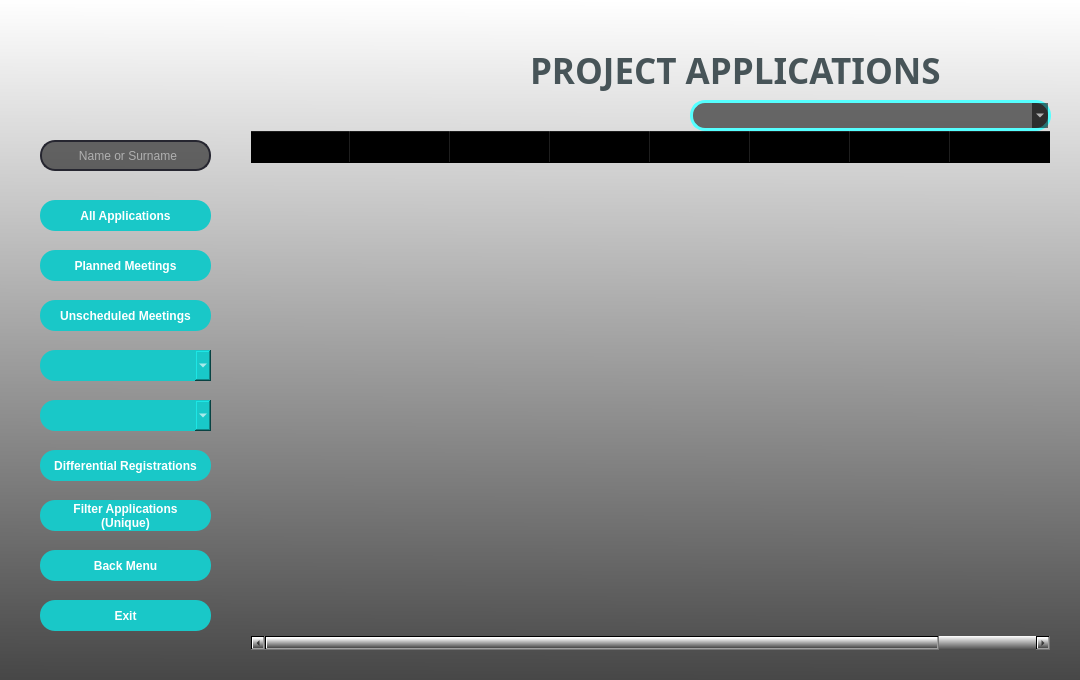
Before: the Qt Designer form UI_Files/applications_ui.ui in buyukakcali/Python-Module-Week7_CRM-Project, drawn with Qt 5.
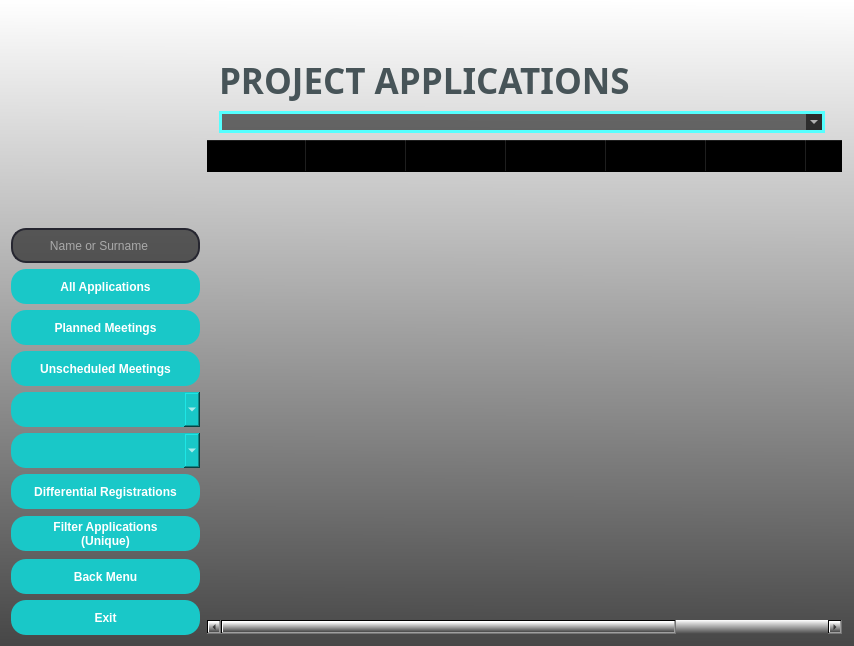
After: the same form once the commit is applied. Icons and pictures are not drawn.

The edit to the form file:
```diff
--- a/UI_Files/applications_ui.ui
+++ b/UI_Files/applications_ui.ui
@@ -6,20 +6,20 @@
    <rect>
     <x>0</x>
     <y>0</y>
-    <width>1080</width>
-    <height>680</height>
+    <width>854</width>
+    <height>646</height>
    </rect>
   </property>
   <property name="minimumSize">
    <size>
-    <width>1080</width>
-    <height>680</height>
+    <width>0</width>
+    <height>0</height>
    </size>
   </property>
   <property name="maximumSize">
    <size>
-    <width>1080</width>
-    <height>680</height>
+    <width>65000</width>
+    <height>65000</height>
    </size>
   </property>
   <property name="windowTitle">
@@ -32,310 +32,287 @@
   <property name="styleSheet">
    <string notr="true">background-color: qlineargradient(spread:pad, x1:0.489, y1:1, x2:0.494, y2:0, stop:0 rgba(71, 71, 71, 255), stop:1 rgba(255, 255, 255, 255));</string>
   </property>
-  <widget class="QPushButton" name="pushButtonAllApplications">
-   <property name="geometry">
-    <rect>
-     <x>40</x>
-     <y>200</y>
-     <width>171</width>
-     <height>31</height>
-    </rect>
-   </property>
-   <property name="font">
-    <font>
-     <family>Arial</family>
-     <bold>true</bold>
-    </font>
-   </property>
-   <property name="styleSheet">
-    <string notr="true">QPushButton{
-	border-radius : 15px;
-	background-color : rgb(25, 200, 200);
-	color: rgb(255, 255, 255);
-}
-QPushButton:hover{
-	background-color: rgb(20, 135, 135);
-    border: 2px solid rgb(162, 0, 0);
-}</string>
-   </property>
-   <property name="text">
-    <string>All Applications</string>
-   </property>
-  </widget>
-  <widget class="QLabel" name="labelLogo">
-   <property name="geometry">
-    <rect>
-     <x>270</x>
-     <y>22</y>
-     <width>261</width>
-     <height>101</height>
-    </rect>
-   </property>
-   <property name="styleSheet">
-    <string notr="true">background-color: rgba(0, 0, 0,0%);</string>
-   </property>
-   <property name="text">
-    <string/>
-   </property>
-   <property name="pixmap">
-    <pixmap>pictures/werhere_logo.ico</pixmap>
-   </property>
-  </widget>
-  <widget class="QPushButton" name="pushButtonPlannedMeetings">
-   <property name="geometry">
-    <rect>
-     <x>40</x>
-     <y>250</y>
-     <width>171</width>
-     <height>31</height>
-    </rect>
-   </property>
-   <property name="font">
-    <font>
-     <family>Arial</family>
-     <bold>true</bold>
-    </font>
-   </property>
-   <property name="styleSheet">
-    <string notr="true">QPushButton{
-	border-radius : 15px;
-	background-color : rgb(25, 200, 200);
-	color: rgb(255, 255, 255);
-}
-QPushButton:hover{
-	background-color: rgb(20, 135, 135);
-    border: 2px solid rgb(162, 0, 0);
-}</string>
-   </property>
-   <property name="text">
-    <string>Planned Meetings</string>
-   </property>
-  </widget>
-  <widget class="QPushButton" name="pushButtonUnscheduledMeeting">
-   <property name="geometry">
-    <rect>
-     <x>40</x>
-     <y>300</y>
-     <width>171</width>
-     <height>31</height>
-    </rect>
-   </property>
-   <property name="font">
-    <font>
-     <family>Arial</family>
-     <bold>true</bold>
-    </font>
-   </property>
-   <property name="styleSheet">
-    <string notr="true">QPushButton{
-	border-radius : 15px;
-	background-color : rgb(25, 200, 200);
-	color: rgb(255, 255, 255);
-}
-QPushButton:hover{
-	background-color: rgb(20, 135, 135);
-    border: 2px solid rgb(162, 0, 0);
-}</string>
-   </property>
-   <property name="text">
-    <string>Unscheduled Meetings</string>
-   </property>
-  </widget>
-  <widget class="QPushButton" name="pushButtonDifferentialRegistrations">
-   <property name="geometry">
-    <rect>
-     <x>40</x>
-     <y>450</y>
-     <width>171</width>
-     <height>31</height>
-    </rect>
-   </property>
-   <property name="font">
-    <font>
-     <family>Arial</family>
-     <bold>true</bold>
-    </font>
-   </property>
-   <property name="styleSheet">
-    <string notr="true">QPushButton{
-	border-radius : 15px;
-	background-color : rgb(25, 200, 200);
-	color: rgb(255, 255, 255);
-}
-QPushButton:hover{
-	background-color: rgb(20, 135, 135);
- border: 2px solid rgb(162, 0, 0);
-}</string>
-   </property>
-   <property name="text">
-    <string>Differential Registrations</string>
-   </property>
-  </widget>
-  <widget class="QPushButton" name="pushButtonBackMenu">
-   <property name="geometry">
-    <rect>
-     <x>40</x>
-     <y>550</y>
-     <width>171</width>
-     <height>31</height>
-    </rect>
-   </property>
-   <property name="font">
-    <font>
-     <family>Arial</family>
-     <bold>true</bold>
-    </font>
-   </property>
-   <property name="styleSheet">
-    <string notr="true">QPushButton{
-	border-radius : 15px;
-	background-color : rgb(25, 200, 200);
-	color: rgb(255, 255, 255);
-}
-QPushButton:hover{
-	background-color: rgb(20, 135, 135);
- border: 2px solid rgb(162, 0, 0);
-}</string>
-   </property>
-   <property name="text">
-    <string>Back Menu</string>
-   </property>
-  </widget>
-  <widget class="QPushButton" name="pushButtonFilterApplications">
-   <property name="geometry">
-    <rect>
-     <x>40</x>
-     <y>500</y>
-     <width>171</width>
-     <height>31</height>
-    </rect>
-   </property>
-   <property name="font">
-    <font>
-     <family>Arial</family>
-     <bold>true</bold>
-    </font>
-   </property>
-   <property name="styleSheet">
-    <string notr="true">QPushButton{
-	border-radius : 15px;
-	background-color : rgb(25, 200, 200);
-	color: rgb(255, 255, 255);
-}
-QPushButton:hover{
-	background-color: rgb(20, 135, 135);
- border: 2px solid rgb(162, 0, 0);
-}</string>
-   </property>
-   <property name="text">
-    <string>Filter Applications
-(Unique)</string>
-   </property>
-  </widget>
-  <widget class="QPushButton" name="pushButtonExit">
-   <property name="geometry">
-    <rect>
-     <x>40</x>
-     <y>600</y>
-     <width>171</width>
-     <height>31</height>
-    </rect>
-   </property>
-   <property name="font">
-    <font>
-     <family>Arial</family>
-     <bold>true</bold>
-    </font>
-   </property>
-   <property name="styleSheet">
-    <string notr="true">QPushButton{
-	border-radius : 15px;
-	background-color : rgb(25, 200, 200);
-	color: rgb(255, 255, 255);
-}
-QPushButton:hover{
-	background-color: rgb(20, 135, 135);
-    border: 2px solid rgb(162, 0, 0);
-}</string>
-   </property>
-   <property name="text">
-    <string>Exit</string>
-   </property>
-  </widget>
-  <widget class="QTableWidget" name="tableWidget">
-   <property name="geometry">
-    <rect>
-     <x>250</x>
-     <y>130</y>
-     <width>801</width>
-     <height>521</height>
-    </rect>
-   </property>
-   <property name="styleSheet">
-    <string notr="true">background-color: rgba(0, 0, 0,0%);</string>
-   </property>
-   <column>
-    <property name="text">
-     <string>Date</string>
-    </property>
-   </column>
-   <column>
-    <property name="text">
-     <string>Name Surname</string>
-    </property>
-   </column>
-   <column>
-    <property name="text">
-     <string>Mail</string>
-    </property>
-   </column>
-   <column>
-    <property name="text">
-     <string>Telephone</string>
-    </property>
-   </column>
-   <column>
-    <property name="text">
-     <string>Post Code</string>
-    </property>
-   </column>
-   <column>
-    <property name="text">
-     <string>State</string>
-    </property>
-   </column>
-   <column>
-    <property name="text">
-     <string>Status</string>
-    </property>
-   </column>
-   <column>
-    <property name="text">
-     <string>Economical 
+  <layout class="QGridLayout" name="gridLayout">
+   <item row="5" column="1" rowspan="12" colspan="6">
+    <widget class="QTableWidget" name="tableWidget">
+     <property name="styleSheet">
+      <string notr="true">background-color: rgba(0, 0, 0,0%);</string>
+     </property>
+     <column>
+      <property name="text">
+       <string>Date</string>
+      </property>
+     </column>
+     <column>
+      <property name="text">
+       <string>Name Surname</string>
+      </property>
+     </column>
+     <column>
+      <property name="text">
+       <string>Mail</string>
+      </property>
+     </column>
+     <column>
+      <property name="text">
+       <string>Telephone</string>
+      </property>
+     </column>
+     <column>
+      <property name="text">
+       <string>Post Code</string>
+      </property>
+     </column>
+     <column>
+      <property name="text">
+       <string>State</string>
+      </property>
+     </column>
+     <column>
+      <property name="text">
+       <string>Status</string>
+      </property>
+     </column>
+     <column>
+      <property name="text">
+       <string>Economical 
 Situation</string>
-    </property>
-    <property name="whatsThis">
-     <string/>
-    </property>
-   </column>
-  </widget>
-  <widget class="QLineEdit" name="lineEditSearch">
-   <property name="enabled">
-    <bool>true</bool>
-   </property>
-   <property name="geometry">
-    <rect>
-     <x>40</x>
-     <y>140</y>
-     <width>171</width>
-     <height>31</height>
-    </rect>
-   </property>
-   <property name="focusPolicy">
-    <enum>Qt::StrongFocus</enum>
-   </property>
-   <property name="styleSheet">
-    <string notr="true">QLineEdit {
+      </property>
+      <property name="whatsThis">
+       <string/>
+      </property>
+     </column>
+    </widget>
+   </item>
+   <item row="0" column="1">
+    <widget class="QLabel" name="labelLogo">
+     <property name="maximumSize">
+      <size>
+       <width>16777215</width>
+       <height>150</height>
+      </size>
+     </property>
+     <property name="styleSheet">
+      <string notr="true">background-color: rgba(0, 0, 0,0%);</string>
+     </property>
+     <property name="text">
+      <string/>
+     </property>
+     <property name="pixmap">
+      <pixmap>pictures/logo1.ico</pixmap>
+     </property>
+    </widget>
+   </item>
+   <item row="0" column="2">
+    <widget class="QLabel" name="label">
+     <property name="sizePolicy">
+      <sizepolicy hsizetype="Fixed" vsizetype="Fixed">
+       <horstretch>0</horstretch>
+       <verstretch>0</verstretch>
+      </sizepolicy>
+     </property>
+     <property name="maximumSize">
+      <size>
+       <width>16777215</width>
+       <height>150</height>
+      </size>
+     </property>
+     <property name="styleSheet">
+      <string notr="true">background-color: rgba(0, 0, 0,0%);</string>
+     </property>
+     <property name="text">
+      <string/>
+     </property>
+     <property name="pixmap">
+      <pixmap resource="pictures/a.qrc">:/logo2.png</pixmap>
+     </property>
+    </widget>
+   </item>
+   <item row="4" column="2" colspan="2">
+    <widget class="QComboBox" name="comboBoxFilterOptions">
+     <property name="styleSheet">
+      <string notr="true">border-radius : 15px;
+border: 3px solid rgb(85, 255, 255);
+background-color: rgba(0, 0, 0,55%);
+color: rgb(255, 255, 255);
+</string>
+     </property>
+    </widget>
+   </item>
+   <item row="0" column="3">
+    <spacer name="horizontalSpacer">
+     <property name="orientation">
+      <enum>Qt::Horizontal</enum>
+     </property>
+     <property name="sizeHint" stdset="0">
+      <size>
+       <width>40</width>
+       <height>20</height>
+      </size>
+     </property>
+    </spacer>
+   </item>
+   <item row="9" column="0">
+    <widget class="QPushButton" name="pushButtonPlannedMeetings">
+     <property name="minimumSize">
+      <size>
+       <width>0</width>
+       <height>35</height>
+      </size>
+     </property>
+     <property name="maximumSize">
+      <size>
+       <width>200</width>
+       <height>16777215</height>
+      </size>
+     </property>
+     <property name="font">
+      <font>
+       <family>Arial</family>
+       <weight>75</weight>
+       <bold>true</bold>
+      </font>
+     </property>
+     <property name="styleSheet">
+      <string notr="true">QPushButton{
+	border-radius : 15px;
+	background-color : rgb(25, 200, 200);
+	color: rgb(255, 255, 255);
+}
+QPushButton:hover{
+	background-color: rgb(20, 135, 135);
+    border: 2px solid rgb(162, 0, 0);
+}</string>
+     </property>
+     <property name="text">
+      <string>Planned Meetings</string>
+     </property>
+    </widget>
+   </item>
+   <item row="12" column="0">
+    <widget class="QComboBox" name="comboBoxPreviousApplications">
+     <property name="minimumSize">
+      <size>
+       <width>0</width>
+       <height>35</height>
+      </size>
+     </property>
+     <property name="maximumSize">
+      <size>
+       <width>200</width>
+       <height>16777215</height>
+      </size>
+     </property>
+     <property name="styleSheet">
+      <string notr="true">QComboBox{
+	border-radius : 15px;
+	background-color : rgb(25, 200, 200);
+	color: rgb(255, 255, 255);
+}
+QComboBox:hover{
+	border-radius : 15px;
+	background-color: rgb(20, 135, 135);
+    border: 2px solid rgb(162, 0, 0);
+}</string>
+     </property>
+    </widget>
+   </item>
+   <item row="8" column="0">
+    <widget class="QPushButton" name="pushButtonAllApplications">
+     <property name="minimumSize">
+      <size>
+       <width>0</width>
+       <height>35</height>
+      </size>
+     </property>
+     <property name="maximumSize">
+      <size>
+       <width>200</width>
+       <height>16777215</height>
+      </size>
+     </property>
+     <property name="font">
+      <font>
+       <family>Arial</family>
+       <weight>75</weight>
+       <bold>true</bold>
+      </font>
+     </property>
+     <property name="styleSheet">
+      <string notr="true">QPushButton{
+	border-radius : 15px;
+	background-color : rgb(25, 200, 200);
+	color: rgb(255, 255, 255);
+}
+QPushButton:hover{
+	background-color: rgb(20, 135, 135);
+    border: 2px solid rgb(162, 0, 0);
+}</string>
+     </property>
+     <property name="text">
+      <string>All Applications</string>
+     </property>
+    </widget>
+   </item>
+   <item row="15" column="0">
+    <widget class="QPushButton" name="pushButtonBackMenu">
+     <property name="minimumSize">
+      <size>
+       <width>0</width>
+       <height>35</height>
+      </size>
+     </property>
+     <property name="maximumSize">
+      <size>
+       <width>200</width>
+       <height>16777215</height>
+      </size>
+     </property>
+     <property name="font">
+      <font>
+       <family>Arial</family>
+       <weight>75</weight>
+       <bold>true</bold>
+      </font>
+     </property>
+     <property name="styleSheet">
+      <string notr="true">QPushButton{
+	border-radius : 15px;
+	background-color : rgb(25, 200, 200);
+	color: rgb(255, 255, 255);
+}
+QPushButton:hover{
+	background-color: rgb(20, 135, 135);
+ border: 2px solid rgb(162, 0, 0);
+}</string>
+     </property>
+     <property name="text">
+      <string>Back Menu</string>
+     </property>
+    </widget>
+   </item>
+   <item row="7" column="0">
+    <widget class="QLineEdit" name="lineEditSearch">
+     <property name="enabled">
+      <bool>true</bool>
+     </property>
+     <property name="minimumSize">
+      <size>
+       <width>0</width>
+       <height>35</height>
+      </size>
+     </property>
+     <property name="maximumSize">
+      <size>
+       <width>200</width>
+       <height>16777215</height>
+      </size>
+     </property>
+     <property name="focusPolicy">
+      <enum>Qt::StrongFocus</enum>
+     </property>
+     <property name="styleSheet">
+      <string notr="true">QLineEdit {
   border: 2px solid rgb(38, 38, 48);
   border-radius: 15px;
   color: #FFF;
@@ -358,121 +335,264 @@
 
 
 </string>
-   </property>
-   <property name="text">
-    <string/>
-   </property>
-   <property name="placeholderText">
-    <string>      Name or Surname</string>
-   </property>
-  </widget>
-  <widget class="QLabel" name="labelProjectApplications">
-   <property name="geometry">
-    <rect>
-     <x>530</x>
-     <y>50</y>
-     <width>491</width>
-     <height>41</height>
-    </rect>
-   </property>
-   <property name="font">
-    <font>
-     <family>Arial Black</family>
-     <pointsize>26</pointsize>
-     <bold>true</bold>
-    </font>
-   </property>
-   <property name="styleSheet">
-    <string notr="true">background-color: rgba(0, 0, 0,0%);
+     </property>
+     <property name="text">
+      <string/>
+     </property>
+     <property name="placeholderText">
+      <string>      Name or Surname</string>
+     </property>
+    </widget>
+   </item>
+   <item row="14" column="0" alignment="Qt::AlignVCenter">
+    <widget class="QPushButton" name="pushButtonFilterApplications">
+     <property name="minimumSize">
+      <size>
+       <width>0</width>
+       <height>35</height>
+      </size>
+     </property>
+     <property name="maximumSize">
+      <size>
+       <width>200</width>
+       <height>16777215</height>
+      </size>
+     </property>
+     <property name="font">
+      <font>
+       <family>Arial</family>
+       <weight>75</weight>
+       <bold>true</bold>
+      </font>
+     </property>
+     <property name="styleSheet">
+      <string notr="true">QPushButton{
+	border-radius : 15px;
+	background-color : rgb(25, 200, 200);
+	color: rgb(255, 255, 255);
+}
+QPushButton:hover{
+	background-color: rgb(20, 135, 135);
+ border: 2px solid rgb(162, 0, 0);
+}</string>
+     </property>
+     <property name="text">
+      <string>Filter Applications
+(Unique)</string>
+     </property>
+    </widget>
+   </item>
+   <item row="0" column="0" rowspan="2" alignment="Qt::AlignLeft|Qt::AlignTop">
+    <widget class="QLabel" name="labelPicture">
+     <property name="sizePolicy">
+      <sizepolicy hsizetype="Fixed" vsizetype="Fixed">
+       <horstretch>0</horstretch>
+       <verstretch>0</verstretch>
+      </sizepolicy>
+     </property>
+     <property name="minimumSize">
+      <size>
+       <width>0</width>
+       <height>0</height>
+      </size>
+     </property>
+     <property name="maximumSize">
+      <size>
+       <width>150</width>
+       <height>150</height>
+      </size>
+     </property>
+     <property name="styleSheet">
+      <string notr="true">background-color: rgba(0, 0, 0,0%);</string>
+     </property>
+     <property name="text">
+      <string/>
+     </property>
+     <property name="pixmap">
+      <pixmap>pictures/project_app.png</pixmap>
+     </property>
+     <property name="scaledContents">
+      <bool>true</bool>
+     </property>
+    </widget>
+   </item>
+   <item row="11" column="0">
+    <widget class="QComboBox" name="comboBoxDuplicatedApplications">
+     <property name="minimumSize">
+      <size>
+       <width>0</width>
+       <height>35</height>
+      </size>
+     </property>
+     <property name="maximumSize">
+      <size>
+       <width>200</width>
+       <height>16777215</height>
+      </size>
+     </property>
+     <property name="styleSheet">
+      <string notr="true">QComboBox{
+	border-radius : 15px;
+	background-color : rgb(25, 200, 200);
+	color: rgb(255, 255, 255);
+}
+QComboBox:hover{
+	border-radius : 15px;
+	background-color: rgb(20, 135, 135);
+    border: 2px solid rgb(162, 0, 0);
+}</string>
+     </property>
+    </widget>
+   </item>
+   <item row="10" column="0">
+    <widget class="QPushButton" name="pushButtonUnscheduledMeeting">
+     <property name="minimumSize">
+      <size>
+       <width>0</width>
+       <height>35</height>
+      </size>
+     </property>
+     <property name="maximumSize">
+      <size>
+       <width>200</width>
+       <height>16777215</height>
+      </size>
+     </property>
+     <property name="font">
+      <font>
+       <family>Arial</family>
+       <weight>75</weight>
+       <bold>true</bold>
+      </font>
+     </property>
+     <property name="styleSheet">
+      <string notr="true">QPushButton{
+	border-radius : 15px;
+	background-color : rgb(25, 200, 200);
+	color: rgb(255, 255, 255);
+}
+QPushButton:hover{
+	background-color: rgb(20, 135, 135);
+    border: 2px solid rgb(162, 0, 0);
+}</string>
+     </property>
+     <property name="text">
+      <string>Unscheduled Meetings</string>
+     </property>
+    </widget>
+   </item>
+   <item row="16" column="0">
+    <widget class="QPushButton" name="pushButtonExit">
+     <property name="minimumSize">
+      <size>
+       <width>0</width>
+       <height>35</height>
+      </size>
+     </property>
+     <property name="maximumSize">
+      <size>
+       <width>200</width>
+       <height>16777215</height>
+      </size>
+     </property>
+     <property name="font">
+      <font>
+       <family>Arial</family>
+       <weight>75</weight>
+       <bold>true</bold>
+      </font>
+     </property>
+     <property name="styleSheet">
+      <string notr="true">QPushButton{
+	border-radius : 15px;
+	background-color : rgb(25, 200, 200);
+	color: rgb(255, 255, 255);
+}
+QPushButton:hover{
+	background-color: rgb(20, 135, 135);
+    border: 2px solid rgb(162, 0, 0);
+}</string>
+     </property>
+     <property name="text">
+      <string>Exit</string>
+     </property>
+    </widget>
+   </item>
+   <item row="13" column="0">
+    <widget class="QPushButton" name="pushButtonDifferentialRegistrations">
+     <property name="minimumSize">
+      <size>
+       <width>0</width>
+       <height>35</height>
+      </size>
+     </property>
+     <property name="maximumSize">
+      <size>
+       <width>200</width>
+       <height>16777215</height>
+      </size>
+     </property>
+     <property name="font">
+      <font>
+       <family>Arial</family>
+       <weight>75</weight>
+       <bold>true</bold>
+      </font>
+     </property>
+     <property name="styleSheet">
+      <string notr="true">QPushButton{
+	border-radius : 15px;
+	background-color : rgb(25, 200, 200);
+	color: rgb(255, 255, 255);
+}
+QPushButton:hover{
+	background-color: rgb(20, 135, 135);
+ border: 2px solid rgb(162, 0, 0);
+}</string>
+     </property>
+     <property name="text">
+      <string>Differential Registrations</string>
+     </property>
+    </widget>
+   </item>
+   <item row="1" column="2">
+    <widget class="QLabel" name="labelProjectApplications">
+     <property name="sizePolicy">
+      <sizepolicy hsizetype="Preferred" vsizetype="Fixed">
+       <horstretch>0</horstretch>
+       <verstretch>0</verstretch>
+      </sizepolicy>
+     </property>
+     <property name="minimumSize">
+      <size>
+       <width>0</width>
+       <height>0</height>
+      </size>
+     </property>
+     <property name="maximumSize">
+      <size>
+       <width>16777215</width>
+       <height>60</height>
+      </size>
+     </property>
+     <property name="font">
+      <font>
+       <family>Arial Black</family>
+       <pointsize>26</pointsize>
+       <weight>75</weight>
+       <bold>true</bold>
+      </font>
+     </property>
+     <property name="styleSheet">
+      <string notr="true">background-color: rgba(0, 0, 0,0%);
 color: rgb(71, 84, 88);</string>
-   </property>
-   <property name="text">
-    <string>PROJECT APPLICATIONS</string>
-   </property>
-  </widget>
-  <widget class="QLabel" name="labelPicture">
-   <property name="geometry">
-    <rect>
-     <x>8</x>
-     <y>10</y>
-     <width>231</width>
-     <height>121</height>
-    </rect>
-   </property>
-   <property name="styleSheet">
-    <string notr="true">background-color: rgba(0, 0, 0,0%);</string>
-   </property>
-   <property name="text">
-    <string/>
-   </property>
-   <property name="pixmap">
-    <pixmap>pictures/project_app.png</pixmap>
-   </property>
-   <property name="scaledContents">
-    <bool>true</bool>
-   </property>
-  </widget>
-  <widget class="QComboBox" name="comboBoxPreviousApplications">
-   <property name="geometry">
-    <rect>
-     <x>40</x>
-     <y>400</y>
-     <width>171</width>
-     <height>31</height>
-    </rect>
-   </property>
-   <property name="styleSheet">
-    <string notr="true">QComboBox{
-	border-radius : 15px;
-	background-color : rgb(25, 200, 200);
-	color: rgb(255, 255, 255);
-}
-QComboBox:hover{
-	border-radius : 15px;
-	background-color: rgb(20, 135, 135);
-    border: 2px solid rgb(162, 0, 0);
-}</string>
-   </property>
-  </widget>
-  <widget class="QComboBox" name="comboBoxFilterOptions">
-   <property name="geometry">
-    <rect>
-     <x>690</x>
-     <y>100</y>
-     <width>361</width>
-     <height>31</height>
-    </rect>
-   </property>
-   <property name="styleSheet">
-    <string notr="true">border-radius : 15px;
-border: 3px solid rgb(85, 255, 255);
-background-color: rgba(0, 0, 0,55%);
-color: rgb(255, 255, 255);
-</string>
-   </property>
-  </widget>
-  <widget class="QComboBox" name="comboBoxDuplicatedApplications">
-   <property name="geometry">
-    <rect>
-     <x>40</x>
-     <y>350</y>
-     <width>171</width>
-     <height>31</height>
-    </rect>
-   </property>
-   <property name="styleSheet">
-    <string notr="true">QComboBox{
-	border-radius : 15px;
-	background-color : rgb(25, 200, 200);
-	color: rgb(255, 255, 255);
-}
-QComboBox:hover{
-	border-radius : 15px;
-	background-color: rgb(20, 135, 135);
-    border: 2px solid rgb(162, 0, 0);
-}</string>
-   </property>
-  </widget>
+     </property>
+     <property name="text">
+      <string>PROJECT APPLICATIONS</string>
+     </property>
+    </widget>
+   </item>
+  </layout>
  </widget>
  <tabstops>
   <tabstop>lineEditSearch</tabstop>
```
Left out of the diff: 4 changed lines with no effect on the pictures.
